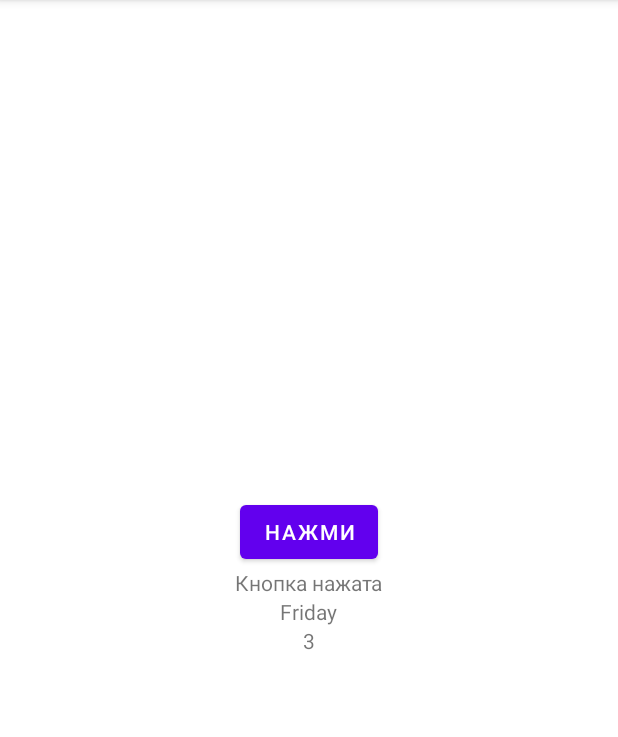
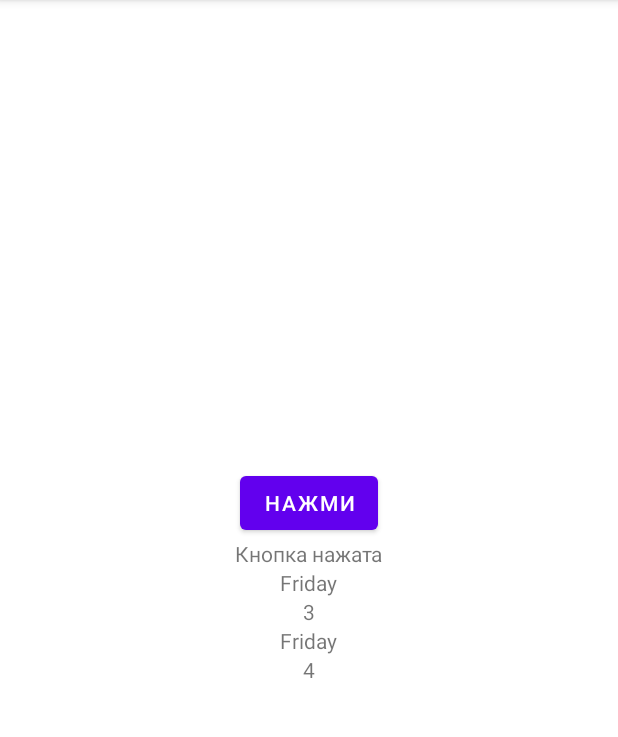
Before and after one commit to DestroyGit/HW-Kotlin-less1, an Android app: the screen it shows after launch (MainActivity), after a tap on "НАЖМИ", on a phone screen of 412 x 824 dp, the part 84-821 px from its top. Run offline under Robolectric (Android 15) with nearby library versions, the phone set to English and light mode, and no system bars.

Commit message:
1.Создана копия dataСlass с именем copyDataClass с измененным свойством day со значение 3 на 4 2.Добавлены 2 TextView для двух свойств copyDataClass: week и day 3.При нажатии на кнопку на экран выводится week и day экземпляра copyDataClass

```diff
--- a/app/src/main/java/com/example/hwkotlinless1/MainActivity.kt
+++ b/app/src/main/java/com/example/hwkotlinless1/MainActivity.kt
@@ -14,12 +14,15 @@ class MainActivity : AppCompatActivity() {
         setContentView(binding.root)
 
         val dataClass = DataClass("Friday", 3)
+        val copyDataClass = dataClass.copy(day = 4)
 
         binding.apply {
             btnPush.setOnClickListener(){
                 resultButtonPush.text = getString(R.string.push)
                 week.text = dataClass.week
                 day.text = dataClass.day.toString()
+                copyWeek.text = copyDataClass.week
+                copyDay.text = copyDataClass.day.toString()
             }
         }
 
--- a/app/src/main/res/layout/activity_main.xml
+++ b/app/src/main/res/layout/activity_main.xml
@@ -27,5 +27,13 @@
         android:id="@+id/day"
         android:layout_width="wrap_content"
         android:layout_height="wrap_content"/>
+    <TextView
+        android:id="@+id/copy_week"
+        android:layout_width="wrap_content"
+        android:layout_height="wrap_content"/>
+    <TextView
+        android:id="@+id/copy_day"
+        android:layout_width="wrap_content"
+        android:layout_height="wrap_content"/>
 
 </LinearLayout>
```
